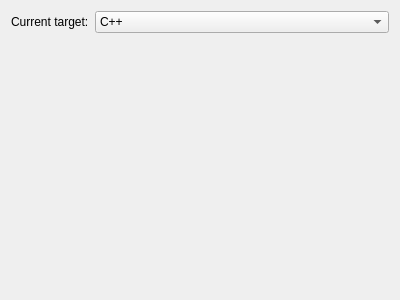
akyoto/flua, file src/bp/Tools/IDE/ui/preferences/targets.ui: the form before one commit.
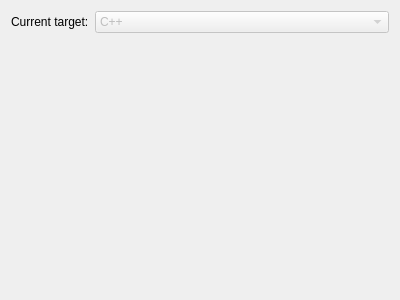
The form after the commit.

Diff of the .ui file:
```diff
--- a/src/bp/Tools/IDE/ui/preferences/targets.ui
+++ b/src/bp/Tools/IDE/ui/preferences/targets.ui
@@ -34,6 +34,9 @@
      </item>
      <item row="0" column="1">
       <widget class="QComboBox" name="targetName">
+       <property name="enabled">
+        <bool>false</bool>
+       </property>
        <item>
         <property name="text">
          <string>C++</string>
```
Left out of the diff: 5 changed lines with no effect on the pictures.
